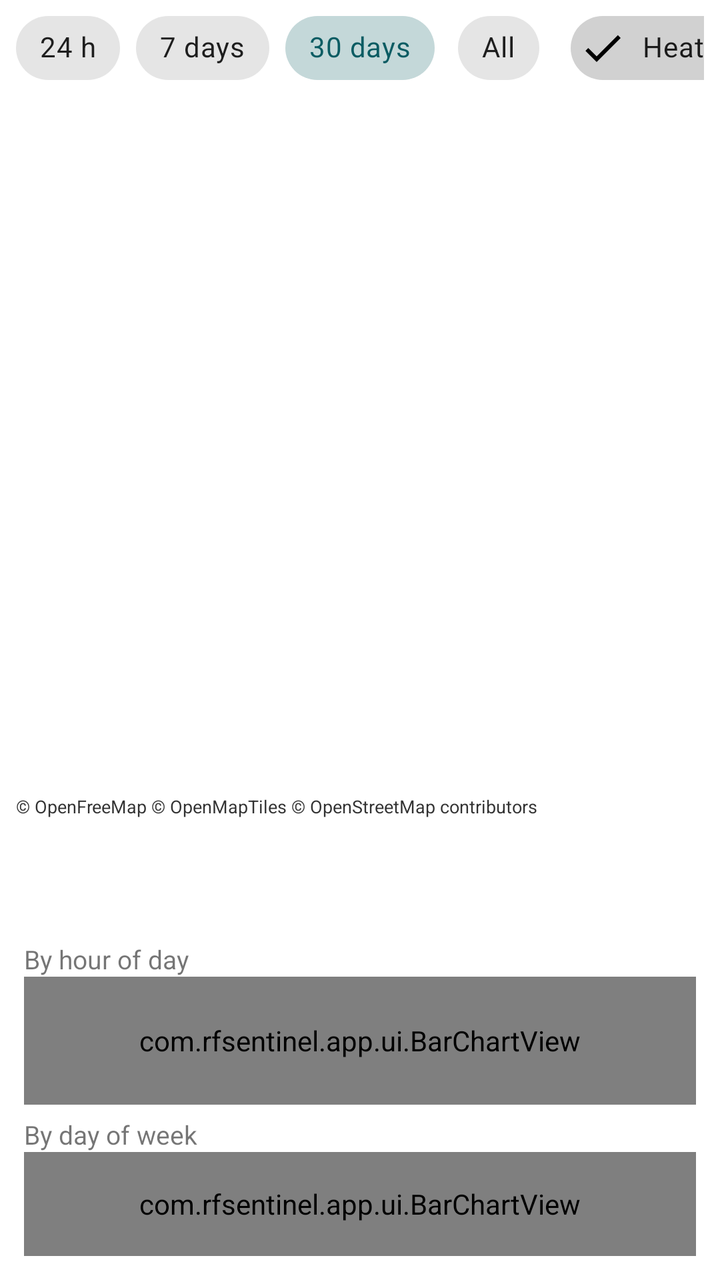
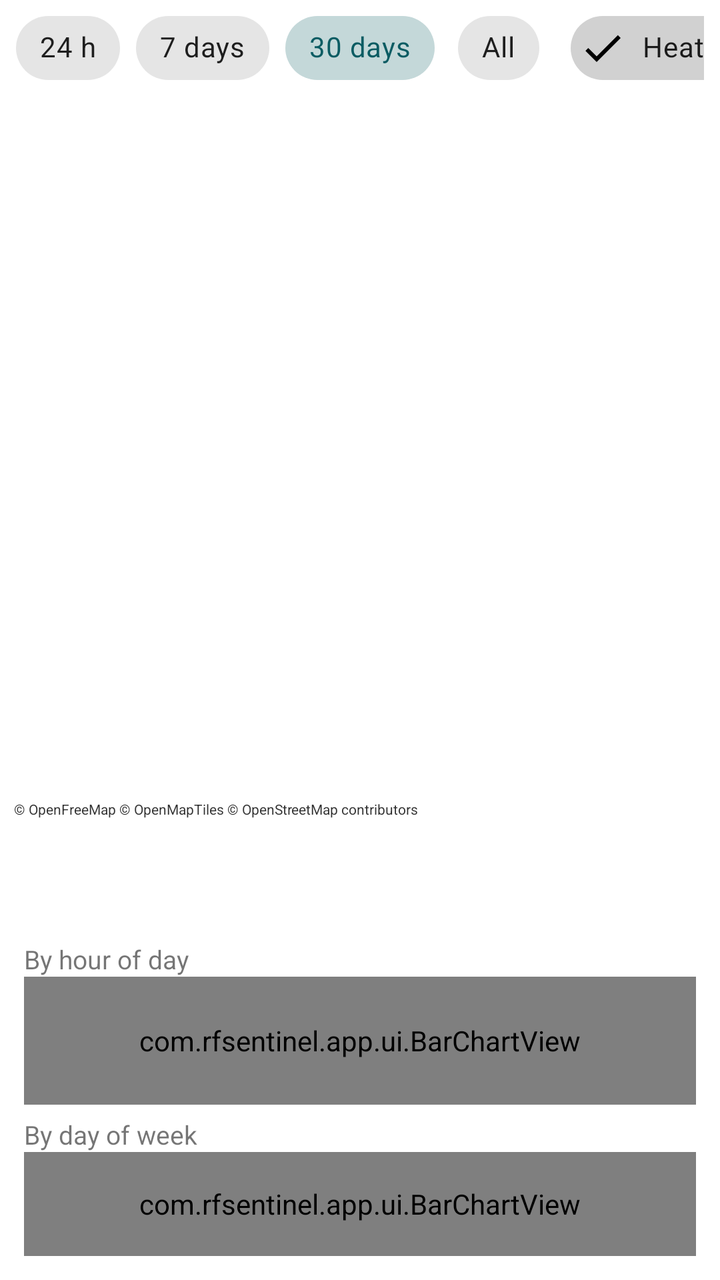

Compare the two renders of this Android layout. The source of the first and the diff that turns it into the second are given below.
<!-- AndroidManifest.xml: application theme Theme.RFSentinel -->
<!-- res/layout/activity_history.xml -->
<?xml version="1.0" encoding="utf-8"?>
<LinearLayout xmlns:android="http://schemas.android.com/apk/res/android"
    xmlns:app="http://schemas.android.com/apk/res-auto"
    android:layout_width="match_parent"
    android:layout_height="match_parent"
    android:orientation="vertical">

    <HorizontalScrollView
        android:layout_width="match_parent"
        android:layout_height="wrap_content"
        android:paddingStart="8dp"
        android:paddingEnd="8dp"
        android:scrollbars="none">

        <LinearLayout
            android:layout_width="wrap_content"
            android:layout_height="wrap_content"
            android:gravity="center_vertical"
            android:orientation="horizontal">

        <com.google.android.material.chip.ChipGroup
            android:id="@+id/rangeChips"
            android:layout_width="wrap_content"
            android:layout_height="wrap_content"
            app:selectionRequired="true"
            app:singleLine="true"
            app:singleSelection="true">

            <com.google.android.material.chip.Chip
                android:id="@+id/range24h"
                style="@style/Widget.MaterialComponents.Chip.Choice"
                android:layout_width="wrap_content"
                android:layout_height="wrap_content"
                android:text="24 h" />

            <com.google.android.material.chip.Chip
                android:id="@+id/range7d"
                style="@style/Widget.MaterialComponents.Chip.Choice"
                android:layout_width="wrap_content"
                android:layout_height="wrap_content"
                android:text="7 days" />

            <com.google.android.material.chip.Chip
                android:id="@+id/range30d"
                style="@style/Widget.MaterialComponents.Chip.Choice"
                android:layout_width="wrap_content"
                android:layout_height="wrap_content"
                android:checked="true"
                android:text="30 days" />

            <com.google.android.material.chip.Chip
                android:id="@+id/rangeAll"
                style="@style/Widget.MaterialComponents.Chip.Choice"
                android:layout_width="wrap_content"
                android:layout_height="wrap_content"
                android:text="All" />

        </com.google.android.material.chip.ChipGroup>

            <com.google.android.material.chip.Chip
                android:id="@+id/heatChip"
                style="@style/Widget.MaterialComponents.Chip.Filter"
                android:layout_width="wrap_content"
                android:layout_height="wrap_content"
                android:layout_marginStart="12dp"
                android:checkable="true"
                android:checked="true"
                android:text="Heatmap" />
        </LinearLayout>
    </HorizontalScrollView>

    <FrameLayout
        android:layout_width="match_parent"
        android:layout_height="0dp"
        android:layout_weight="1">

        
        <FrameLayout
            android:id="@+id/map"
            android:layout_width="match_parent"
            android:layout_height="match_parent" />

        
        <TextView
            android:id="@+id/mapCredit"
            android:layout_width="wrap_content"
            android:layout_height="wrap_content"
            android:layout_gravity="bottom|start"
            android:layout_margin="4dp"
            android:background="#99FFFFFF"
            android:paddingStart="4dp"
            android:paddingEnd="4dp"
            android:text="© OpenFreeMap © OpenMapTiles © OpenStreetMap contributors"
            android:textColor="#333333"
            android:textSize="9sp" />
    </FrameLayout>

    <LinearLayout
        android:id="@+id/panel"
        android:layout_width="match_parent"
        android:layout_height="wrap_content"
        android:orientation="vertical"
        android:padding="12dp">

        <TextView
            android:id="@+id/summaryText"
            android:layout_width="match_parent"
            android:layout_height="wrap_content"
            android:textSize="14sp"
            android:textStyle="bold" />

        <TextView
            android:id="@+id/detailText"
            android:layout_width="match_parent"
            android:layout_height="wrap_content"
            android:paddingTop="2dp"
            android:textSize="12sp" />

        <TextView
            style="@style/SettingsLabel"
            android:paddingTop="8dp"
            android:text="By hour of day" />

        <com.rfsentinel.app.ui.BarChartView
            android:id="@+id/hourChart"
            android:layout_width="match_parent"
            android:layout_height="64dp" />

        <TextView
            style="@style/SettingsLabel"
            android:paddingTop="6dp"
            android:text="By day of week" />

        <com.rfsentinel.app.ui.BarChartView
            android:id="@+id/dayChart"
            android:layout_width="match_parent"
            android:layout_height="52dp" />
    </LinearLayout>
</LinearLayout>
<!-- resources referenced by this layout -->
<resources>
  <style name="SettingsLabel">
          <item name="android:layout_width">match_parent</item>
          <item name="android:layout_height">wrap_content</item>
          <item name="android:paddingTop">10dp</item>
          <item name="android:textSize">13sp</item>
      </style>
  <style name="Theme.RFSentinel" parent="Theme.MaterialComponents.DayNight.DarkActionBar">
          <item name="colorPrimary">@color/brand_primary</item>
          <item name="colorPrimaryVariant">@color/brand_primary_dark</item>
          <item name="colorOnPrimary">@android:color/white</item>
          <item name="colorSecondary">@color/brand_accent</item>
          <item name="colorOnSecondary">@android:color/white</item>
          <item name="rfScopeColor">@color/scope</item>
          <item name="rfScopeTextColor">@color/scope_text</item>
          <item name="rfTraceColor">@color/trace</item>
          <item name="rfAccent">@color/brand_highlight</item>
          <item name="rfOnAccent">@color/brand_on_highlight</item>
      </style>
  <color name="brand_primary">#0B5C63</color>
  <color name="brand_primary_dark">#073F44</color>
  <color name="brand_accent">#E0622D</color>
  <color name="scope">#0B5C63</color>
  <color name="scope_text">#AA0B5C63</color>
  <color name="trace">#E0622D</color>
  <color name="brand_highlight">#0B5C63</color>
  <color name="brand_on_highlight">#FFFFFF</color>
</resources>

<!-- the commit's change to res/layout/activity_history.xml (unified diff, before → after) -->
@@ -88,11 +88,11 @@
             android:layout_gravity="bottom|start"
             android:layout_margin="4dp"
             android:background="#99FFFFFF"
-            android:paddingStart="4dp"
-            android:paddingEnd="4dp"
+            android:paddingStart="3dp"
+            android:paddingEnd="3dp"
             android:text="© OpenFreeMap © OpenMapTiles © OpenStreetMap contributors"
             android:textColor="#333333"
-            android:textSize="9sp" />
+            android:textSize="7sp" />
     </FrameLayout>
 
     <LinearLayout
